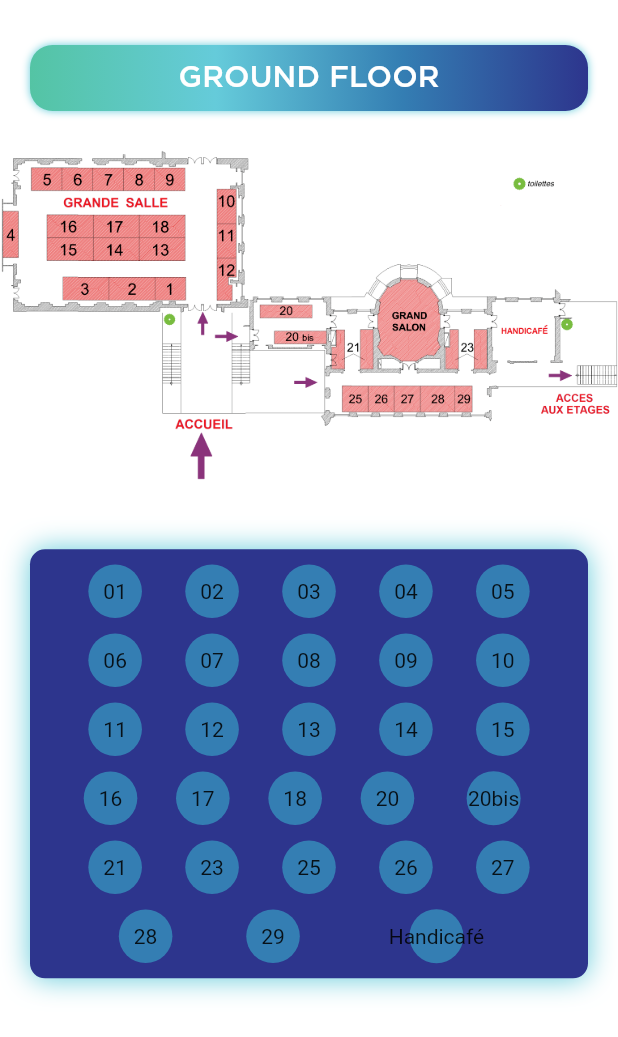
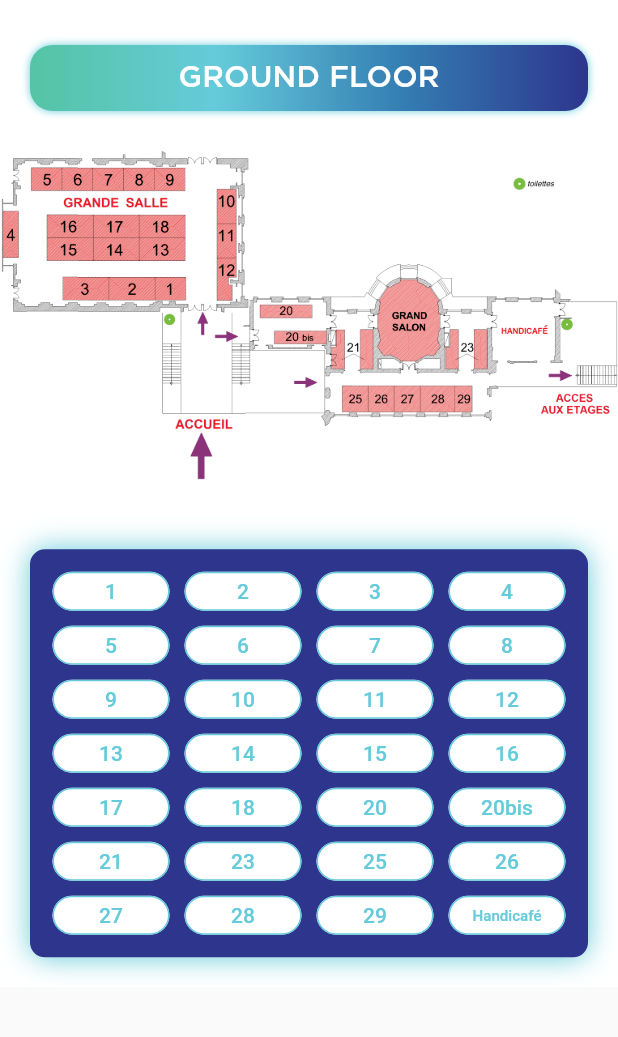
Before and after one commit to fouques1u/ForumHorizonChimie2020, a Flutter app: the FirstFloorPage widget shown alone on an empty page, opened directly, on a phone screen of 412 x 824 dp. Shown: the top 1037 px of the screen. Run offline on Flutter 3.47's test engine with Material 2 defaults, Android fonts, the phone set to English and light mode, and no system bars; our stand-ins replace curved_navigation_bar, font_awesome_flutter.

Commit message:
Generalize the outline button + implemented it in map screens.

```diff
--- a/lib/home_page.dart
+++ b/lib/home_page.dart
@@ -35,7 +35,7 @@ class _HomePageState extends State<HomePage> {
       {'page': HomeScreen(), 'title_code': 'home'},
       {
         'page': MapScreen(
-            controller: PageController(keepPage: true, initialPage: 2)),
+            controller: PageController(keepPage: true, initialPage: 0)),
         'title_code': 'plan'
       },
       {'page': CvScreen(), 'title_code': 'cv_registering'},
--- a/lib/screens/map_pages/first_floor.dart
+++ b/lib/screens/map_pages/first_floor.dart
@@ -1,5 +1,6 @@
 import 'package:flutter/material.dart';
 import 'package:forum_horizon_chimie/app_localizations.dart';
+import 'package:forum_horizon_chimie/widgets/outline_button_classic.dart';
 import 'package:forum_horizon_chimie/widgets/page_title_classic.dart';
 
 import '../../colors.dart';
@@ -47,6 +48,7 @@ class FirstFloorPage extends StatelessWidget {
     return Container(
       color: Theme.of(context).primaryColor,
       child: ListView(
+        shrinkWrap: true,
         scrollDirection: Axis.vertical,
         children: <Widget>[
           SizedBox(
@@ -74,79 +76,45 @@ class FirstFloorPage extends StatelessWidget {
               color: darkBlueColor,
               borderRadius: BorderRadius.circular(10),
             ),
-            child: Column(
+            child: GridView.count(
+              padding: EdgeInsets.all(5),
+              shrinkWrap: true,
+              scrollDirection: Axis.vertical,
+              crossAxisCount: 4,
+              crossAxisSpacing: 10,
+              mainAxisSpacing: 10,
+              childAspectRatio: 3,
               children: <Widget>[
-                buildRow(context, [
-                  '01',
-                  '02',
-                  '03',
-                  '04',
-                  '05',
-                ]),
-                SizedBox(
-                  height: 10,
-                ),
-                buildRow(context, [
-                  '06',
-                  '07',
-                  '08',
-                  '09',
-                  '10',
-                ]),
-                SizedBox(
-                  height: 10,
-                ),
-                buildRow(context, [
-                  '11',
-                  '12',
-                  '13',
-                  '14',
-                  '15',
-                ]),
-                SizedBox(
-                  height: 10,
-                ),
-                buildRow(context, [
-                  '16',
-                  '17',
-                  '18',
-                  '20',
-                  '20bis',
-                ]),
-                SizedBox(
-                  height: 10,
-                ),
-                buildRow(context, [
-                  '21',
-                  '23',
-                  '25',
-                  '26',
-                  '27',
-                ]),
-                SizedBox(
-                  height: 10,
-                ),
-                Row(
-                  mainAxisAlignment: MainAxisAlignment.spaceEvenly,
-                  children: <Widget>[
-                    buildCircularButton(context, '28'),
-                    buildCircularButton(context, '29'),
-                    InkWell(
-                      onTap: () {},
-                      child: Container(
-                        alignment: Alignment.topLeft,
-                        padding: EdgeInsets.all(10),
-                        decoration: BoxDecoration(
-                          shape: BoxShape.circle,
-                          color: simpleBlueColor,
-                        ),
-                        child: Text('Handicafé'), // TODO : Translate
-                      ),
-                    )
-                  ],
-                )
+                OutlineButtonClassic(text: '1', action: () {},),
+                OutlineButtonClassic(text: '2', action: () {},),
+                OutlineButtonClassic(text: '3', action: () {},),
+                OutlineButtonClassic(text: '4', action: () {},),
+                OutlineButtonClassic(text: '5', action: () {},),
+                OutlineButtonClassic(text: '6', action: () {},),
+                OutlineButtonClassic(text: '7', action: () {},),
+                OutlineButtonClassic(text: '8', action: () {},),
+                OutlineButtonClassic(text: '9', action: () {},),
+                OutlineButtonClassic(text: '10', action: () {},),
+                OutlineButtonClassic(text: '11', action: () {},),
+                OutlineButtonClassic(text: '12', action: () {},),
+                OutlineButtonClassic(text: '13', action: () {},),
+                OutlineButtonClassic(text: '14', action: () {},),
+                OutlineButtonClassic(text: '15', action: () {},),
+                OutlineButtonClassic(text: '16', action: () {},),
+                OutlineButtonClassic(text: '17', action: () {},),
+                OutlineButtonClassic(text: '18', action: () {},),
+                OutlineButtonClassic(text: '20', action: () {},),
+                OutlineButtonClassic(text: '20bis', action: () {},),
+                OutlineButtonClassic(text: '21', action: () {},),
+                OutlineButtonClassic(text: '23', action: () {},),
+                OutlineButtonClassic(text: '25', action: () {},),
+                OutlineButtonClassic(text: '26', action: () {},),
+                OutlineButtonClassic(text: '27', action: () {},),
+                OutlineButtonClassic(text: '28', action: () {},),
+                OutlineButtonClassic(text: '29', action: () {},),
+                OutlineButtonClassic(text: 'Handicafé', action: () {},),
               ],
-            ),
+            )
           ),
         ],
       ),
--- /dev/null
+++ b/lib/widgets/outline_button_classic.dart
@@ -0,0 +1,31 @@
+import 'package:flutter/material.dart';
+
+import '../colors.dart';
+
+class OutlineButtonClassic extends StatelessWidget {
+  final String text;
+  final Function action;
+
+  OutlineButtonClassic({@required this.text, @required this.action});
+
+  @override
+  Widget build(BuildContext context) {
+    return DecoratedBox(
+      child: OutlineButton(
+        child: FittedBox(
+          child: Text(
+            text,
+            style: TextStyle(color: lightBlueColor),
+          ),
+        ),
+        onPressed: () => action(),
+        borderSide: BorderSide(color: lightBlueColor),
+        shape: RoundedRectangleBorder(borderRadius: BorderRadius.circular(15)),
+      ),
+      decoration: BoxDecoration(
+          color: Colors.white,
+          shape: BoxShape.rectangle,
+          borderRadius: BorderRadius.circular(15)),
+    );
+  }
+}
--- a/pubspec.yaml
+++ b/pubspec.yaml
@@ -55,6 +55,7 @@ flutter:
    - lang/
    - assets/images/plan_rdc.png
    - assets/images/plan_etage_2.png
+   - assets/images/plan_etage_1.png
    - assets/images/forum-apercu.jpg
 
   # An image asset can refer to one or more resolution-specific "variants", see
```
Also changed, not shown: lib/screens/cv_screen.dart (+35 -31 lines), lib/screens/map_pages/second_floor.dart (+27 -19 lines), lib/screens/map_pages/third_floor.dart (+47 -1 lines), assets/images/plan_etage_1.png (added).
